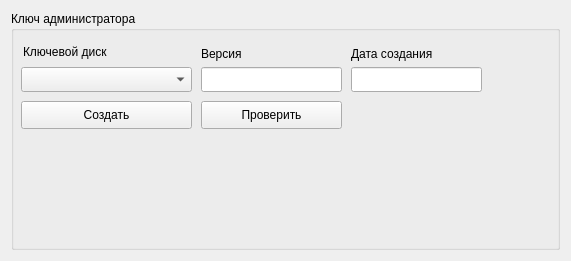
Above: m_cfg/admaud_widget.ui from xXRadioHeadXx/start7 before the change. Below: the same form after it.
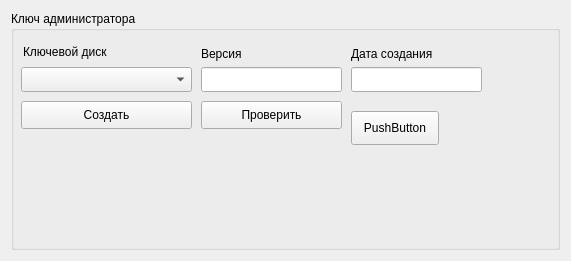
That is the form after the change.

```diff
--- a/m_cfg/admaud_widget.ui
+++ b/m_cfg/admaud_widget.ui
@@ -129,6 +129,19 @@
        <string>Проверить</string>
       </property>
      </widget>
+     <widget class="QPushButton" name="pushButton">
+      <property name="geometry">
+       <rect>
+        <x>340</x>
+        <y>100</y>
+        <width>88</width>
+        <height>34</height>
+       </rect>
+      </property>
+      <property name="text">
+       <string>PushButton</string>
+      </property>
+     </widget>
     </widget>
    </item>
   </layout>
```
